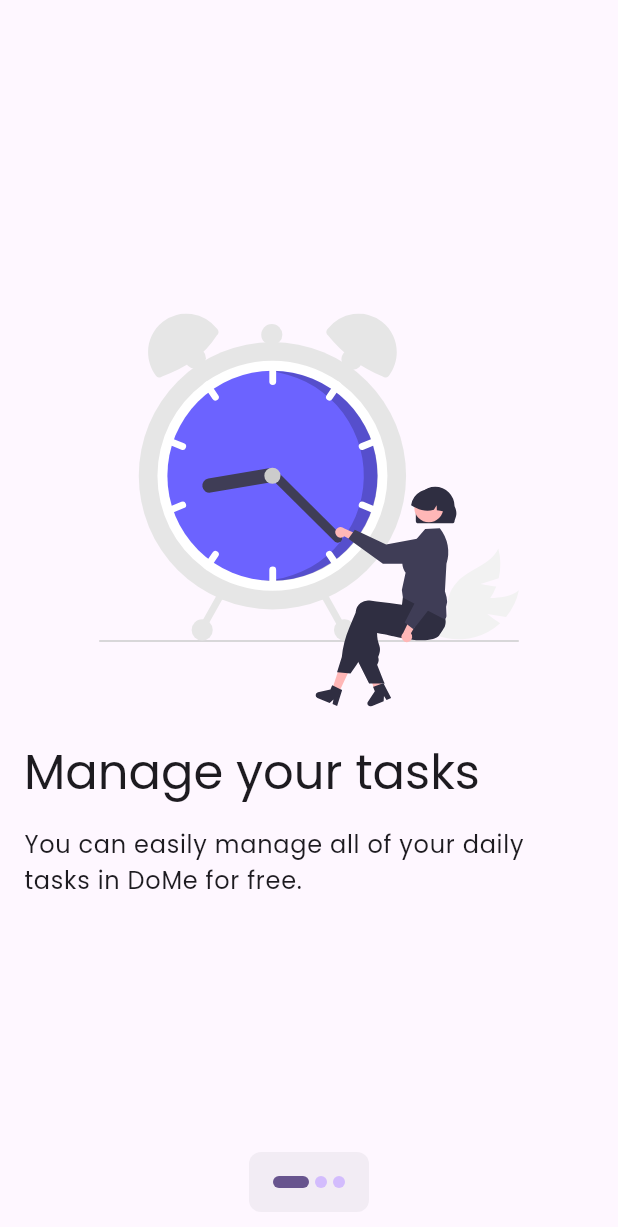
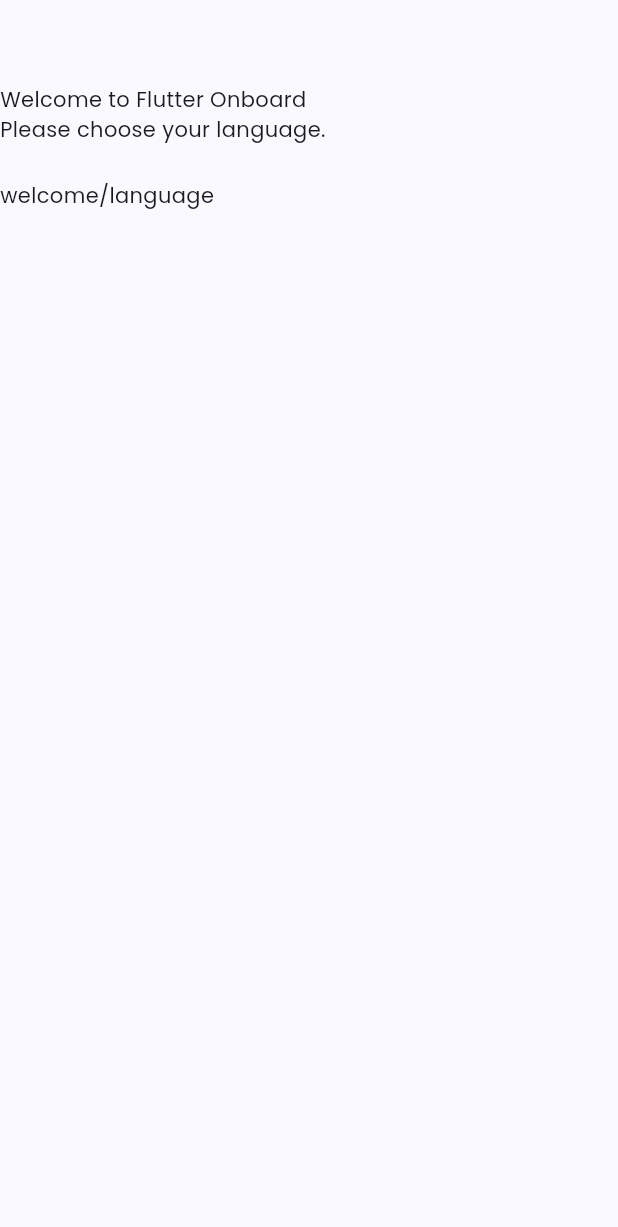
Before and after one commit to jcmljunior/flutter_onboard, a Flutter app: the screen it shows after launch, on a phone screen of 412 x 824 dp. Shown: the top 1227 px of the screen. Run offline on Flutter 3.47's test engine with Material 3 defaults, Android fonts, the light colour scheme and no system bars; our stand-ins replace flutter_svg.

Commit message:
Implementação de recurso para tradução do conteúdo do aplicativo.

```diff
--- /dev/null
+++ b/assets/locales/en_US.json
@@ -0,0 +1,4 @@
+{
+    "welcome/title": "Welcome to %s",
+    "welcome/subtitle": "Please choose your language."
+  }
--- /dev/null
+++ b/assets/locales/pt_BR.json
@@ -0,0 +1,4 @@
+{
+  "welcome/title": "Bem vindo(a) ao %s",
+  "welcome/subtitle": "Para começar, escolha o idioma."
+}
--- a/lib/features/app/pages/teste.page.dart
+++ /dev/null
@@ -1,17 +0,0 @@
-import 'package:flutter/material.dart';
-
-class TestePage extends StatelessWidget {
-  const TestePage({super.key});
-
-  @override
-  Widget build(BuildContext context) {
-    return Scaffold(
-      appBar: AppBar(
-        title: const Text('Teste'),
-      ),
-      body: const Center(
-        child: Text('Teste'),
-      ),
-    );
-  }
-}
--- a/lib/features/app/widgets/app.widget.dart
+++ b/lib/features/app/widgets/app.widget.dart
@@ -1,8 +1,8 @@
 import 'package:flutter/material.dart';
 import 'package:flutter_onboard/features/app/containers/theme.container.dart';
-import 'package:flutter_onboard/features/app/pages/teste.page.dart';
 import 'package:flutter_onboard/features/app/providers/theme_state.provider.dart';
 import 'package:flutter_onboard/features/onboard/pages/onboard.page.dart';
+import 'package:flutter_onboard/features/welcome/pages/welcome.page.dart';
 
 @immutable
 class AppWidget extends StatelessWidget {
@@ -27,16 +27,16 @@
                   useMaterial3: true,
                   fontFamily: 'Poppins',
                   colorScheme: ColorScheme.fromSeed(
-                    seedColor: Colors.deepPurple,
+                    seedColor: Colors.blueAccent,
                     brightness: ThemeContainer.of(context)
                         .themeStore
                         .getBrightness(context),
                   ),
                 ),
-                initialRoute: '/',
+                initialRoute: '/welcome',
                 routes: {
-                  '/': (context) => const Onboard(),
-                  '/teste': (context) => const TestePage(),
+                  '/welcome': (context) => const Welcome(),
+                  '/onboard': (context) => const Onboard(),
                 },
               );
             });
--- a/lib/features/onboard/pages/onboard.page.dart
+++ b/lib/features/onboard/pages/onboard.page.dart
@@ -113,7 +113,7 @@
           ],
         ),
         floatingActionButton: const NextPageButton(
-          pathFor: '/teste',
+          pathFor: '/welcome',
         ),
       ),
     );
--- /dev/null
+++ b/lib/features/welcome/constants/locale.constant.dart
@@ -0,0 +1,4 @@
+enum Locale {
+  ptBR,
+  enUS,
+}
--- /dev/null
+++ b/lib/features/welcome/containers/translate_manager.container.dart
@@ -0,0 +1,24 @@
+import 'package:flutter/widgets.dart';
+import 'package:flutter_onboard/features/welcome/providers/translate_manager_store.provider.dart';
+
+class TranslateManager extends InheritedWidget {
+  final TranslateManagerStore translateManagerStore = TranslateManagerStore();
+
+  TranslateManager({
+    super.key,
+    required super.child,
+  });
+
+  @override
+  bool updateShouldNotify(covariant TranslateManager oldWidget) {
+    return translateManagerStore != oldWidget.translateManagerStore;
+  }
+
+  static TranslateManager of(BuildContext context) =>
+      context.dependOnInheritedWidgetOfExactType<TranslateManager>()!;
+
+  TranslateManagerStore get store => translateManagerStore;
+
+  Function(String key, {List<String>? args}) get translate =>
+      translateManagerStore.translate;
+}
--- /dev/null
+++ b/lib/features/welcome/pages/welcome.page.dart
@@ -0,0 +1,48 @@
+import 'package:flutter/material.dart';
+import 'package:flutter_onboard/features/welcome/containers/translate_manager.container.dart';
+import 'package:flutter_onboard/features/welcome/providers/translate_manager_state.provider.dart';
+
+class Welcome extends StatelessWidget {
+  const Welcome({super.key});
+
+  @override
+  Widget build(BuildContext context) {
+    return TranslateManager(
+      child: Builder(builder: (BuildContext context) {
+        return ValueListenableBuilder<TranslateManagerState>(
+            valueListenable: TranslateManager.of(context).store,
+            builder:
+                (BuildContext context, TranslateManagerState state, Widget? _) {
+              return Scaffold(
+                appBar: AppBar(),
+                body: Column(
+                  mainAxisAlignment: MainAxisAlignment.start,
+                  crossAxisAlignment: CrossAxisAlignment.start,
+                  children: [
+                    Text(
+                      TranslateManager.of(context).translate(
+                        'welcome/title',
+                        args: ['Flutter Onboard'],
+                      ),
+                    ),
+                    Text(
+                      TranslateManager.of(context).translate(
+                        'welcome/subtitle',
+                      ),
+                    ),
+                    const SizedBox(
+                      height: 24.0,
+                    ),
+                    Text(
+                      TranslateManager.of(context).translate(
+                        'welcome/language',
+                      ),
+                    ),
+                  ],
+                ),
+              );
+            });
+      }),
+    );
+  }
+}
--- /dev/null
+++ b/lib/features/welcome/providers/translate_manager_state.provider.dart
@@ -0,0 +1,36 @@
+import 'package:flutter/material.dart';
+
+@immutable
+sealed class TranslateManagerState {
+  final String? currentLanguage;
+  final Map<String, String>? localizedStrings;
+
+  const TranslateManagerState({
+    this.currentLanguage,
+    this.localizedStrings,
+  });
+
+  TranslateManagerState copyWith({
+    String? currentLanguage,
+    Map<String, String>? localizedStrings,
+  });
+}
+
+class TranslateManagerStateInitial extends TranslateManagerState {
+  TranslateManagerStateInitial({
+    String? currentLanguage,
+    Map<String, String>? localizedStrings,
+  }) : super(
+          currentLanguage: currentLanguage ?? 'en_US',
+          localizedStrings: localizedStrings ?? {},
+        );
+
+  @override
+  TranslateManagerState copyWith(
+      {String? currentLanguage, Map<String, String>? localizedStrings}) {
+    return TranslateManagerStateInitial(
+      currentLanguage: currentLanguage ?? this.currentLanguage,
+      localizedStrings: localizedStrings ?? this.localizedStrings,
+    );
+  }
+}
--- /dev/null
+++ b/lib/features/welcome/providers/translate_manager_store.provider.dart
@@ -0,0 +1,82 @@
+import 'dart:convert';
+import 'package:flutter/foundation.dart';
+import 'package:flutter/services.dart' show rootBundle;
+import 'package:flutter_onboard/features/welcome/providers/translate_manager_state.provider.dart';
+
+class TranslateManagerStore extends ValueNotifier<TranslateManagerState> {
+  TranslateManagerStore() : super(TranslateManagerStateInitial()) {
+    // Inicialização do idioma padrão.
+    // Necessário caso a informação seja provida por um banco de dados...
+    // setLocale('en_US');
+
+    // Carregamento dos idiomas disponíveis.
+    loadLocalizedStrings(value.currentLanguage!)
+        .then((Map<String, String> localizedStrings) {
+      setLocalizedStrings(localizedStrings);
+    });
+  }
+
+  // Importante: os idiomas disponíveis devem estar aqui.
+  List<String> get availableLocales => ['en_US', 'pt_BR'];
+
+  String get languageCode => value.currentLanguage!.split('_').first;
+
+  String get countryCode => value.currentLanguage!.split('_').last;
+
+  Future<Map<String, String>> loadLocalizedStrings(String locale) async {
+    try {
+      if (!availableLocales.contains(locale)) {
+        throw Exception('Locale not available');
+      }
+
+      return Map<String, String>.from(
+        jsonDecode(
+          await rootBundle.loadString('assets/locales/$locale.json'),
+        ),
+      );
+    } catch (e) {
+      throw Exception(e);
+    }
+  }
+
+  Future setLocale(String? locale) async {
+    try {
+      if (!availableLocales.contains(locale)) {
+        throw Exception('Locale not available');
+      }
+
+      value = value.copyWith(
+        currentLanguage: locale,
+      );
+    } catch (e) {
+      throw Exception(e);
+    }
+  }
+
+  void setLocalizedStrings(Map<String, String> localizedStrings) {
+    value = value.copyWith(
+      localizedStrings: localizedStrings,
+    );
+  }
+
+  String translate(String key, {List<String>? args}) {
+    assert(
+      value.localizedStrings != null,
+      'Localized Strings not initialized.',
+    );
+
+    if (!value.localizedStrings!.containsKey(key)) {
+      return key;
+    }
+
+    String message = value.localizedStrings![key]!;
+
+    if (args != null) {
+      for (int i = 0; i < args.length; i++) {
+        message = message.replaceFirst(RegExp(r'%s'), args[i]);
+      }
+    }
+
+    return message;
+  }
+}
--- a/pubspec.yaml
+++ b/pubspec.yaml
@@ -34,3 +34,6 @@
     - assets/images/intro/create_daily_routine.svg
     - assets/images/intro/manage_your_tasks.svg
     - assets/images/intro/organize_your_tasks.svg
+
+    - assets/locales/en_US.json
+    - assets/locales/pt_BR.json
```
